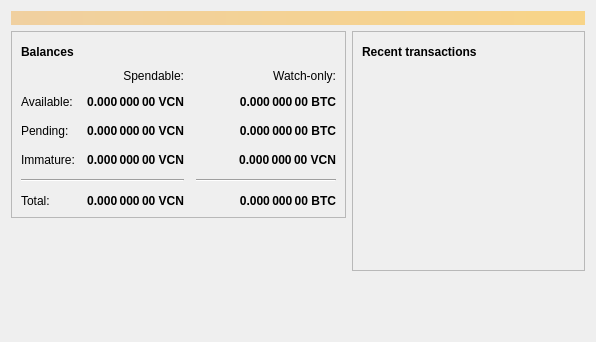
First picture: the form in src/qt/forms/overviewpage.ui, repository gjhiggins/vcoincore, before the edit.
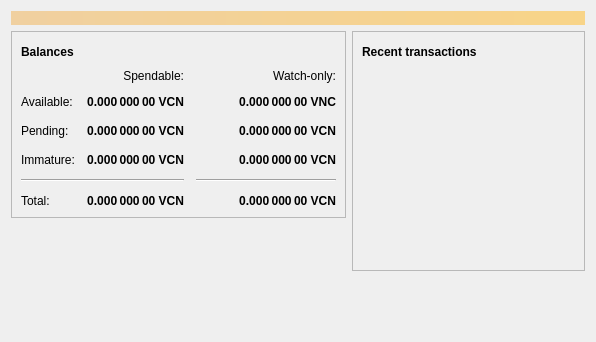
Second picture: the form after the edit. Icons and pictures are not drawn.

What changed in the file:
```diff
--- a/src/qt/forms/overviewpage.ui
+++ b/src/qt/forms/overviewpage.ui
@@ -126,7 +126,7 @@
                <string>Unconfirmed transactions to watch-only addresses</string>
               </property>
               <property name="text">
-               <string notr="true">0.000 000 00 BTC</string>
+               <string notr="true">0.000 000 00 VCN</string>
               </property>
               <property name="alignment">
                <set>Qt::AlignRight|Qt::AlignTrailing|Qt::AlignVCenter</set>
@@ -304,7 +304,7 @@
                <string>Current total balance in watch-only addresses</string>
               </property>
               <property name="text">
-               <string notr="true">0.000 000 00 BTC</string>
+               <string notr="true">0.000 000 00 VCN</string>
               </property>
               <property name="alignment">
                <set>Qt::AlignRight|Qt::AlignTrailing|Qt::AlignVCenter</set>
@@ -371,7 +371,7 @@
                <string>Your current balance in watch-only addresses</string>
               </property>
               <property name="text">
-               <string notr="true">0.000 000 00 BTC</string>
+               <string notr="true">0.000 000 00 VNC</string>
               </property>
               <property name="alignment">
                <set>Qt::AlignRight|Qt::AlignTrailing|Qt::AlignVCenter</set>
```
